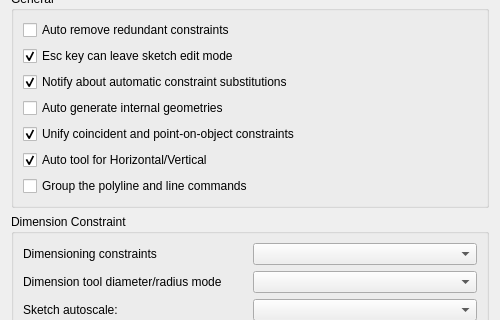
Before: the Qt Designer form src/Mod/Sketcher/Gui/SketcherSettings.ui in realthunder/FreeCAD, drawn with Qt 5; both pictures show x 0 to 500 and y 154 to 474 of the 500 by 567 pixel window.
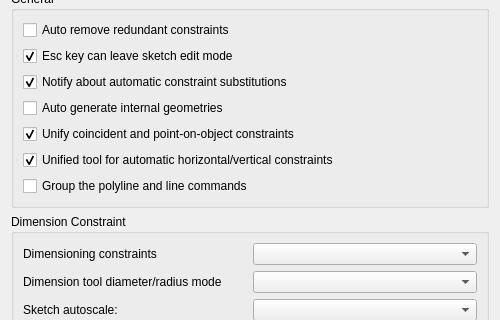
After: the same form once the commit is applied. Custom widgets are drawn as their Qt base class.

The edit to the form file:
```diff
--- a/src/Mod/Sketcher/Gui/SketcherSettings.ui
+++ b/src/Mod/Sketcher/Gui/SketcherSettings.ui
@@ -196,7 +196,7 @@
          <string>Use the automatic horizontal/vertical constraint tool. This create a command group in which you have the auto tool, horizontal and vertical.</string>
         </property>
         <property name="text">
-         <string>Auto tool for Horizontal/Vertical</string>
+         <string>Unified tool for automatic horizontal/vertical constraints</string>
         </property>
         <property name="checked">
          <bool>true</bool>
```
Left out of the diff: 6 changed lines with no effect on the pictures.
